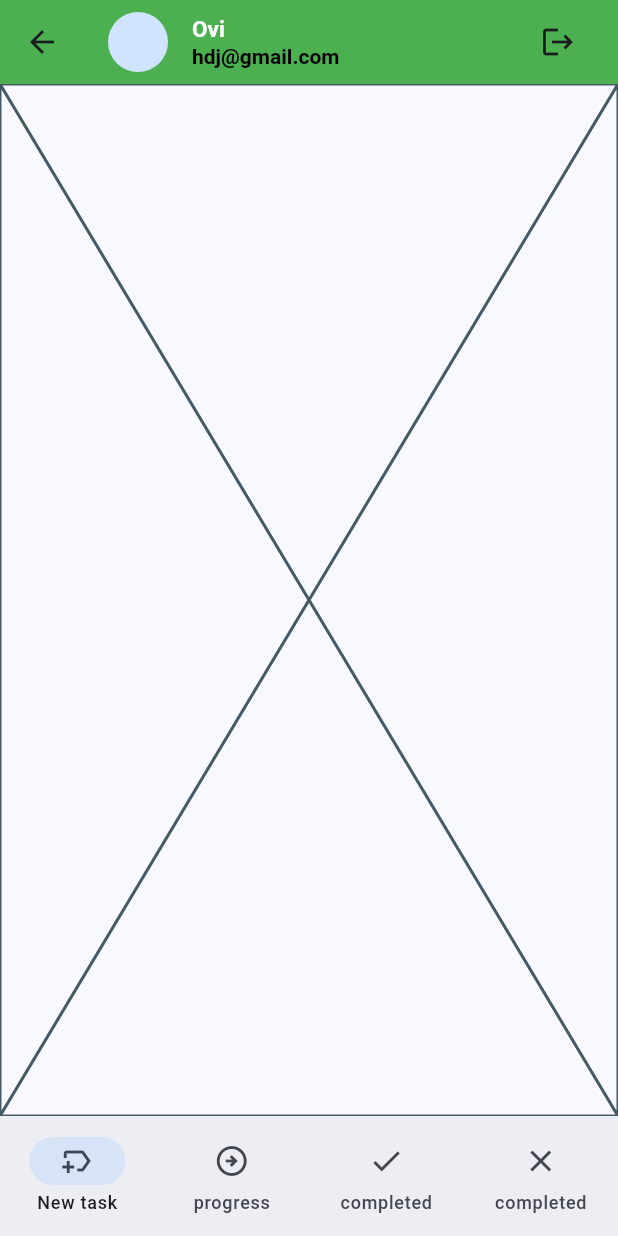
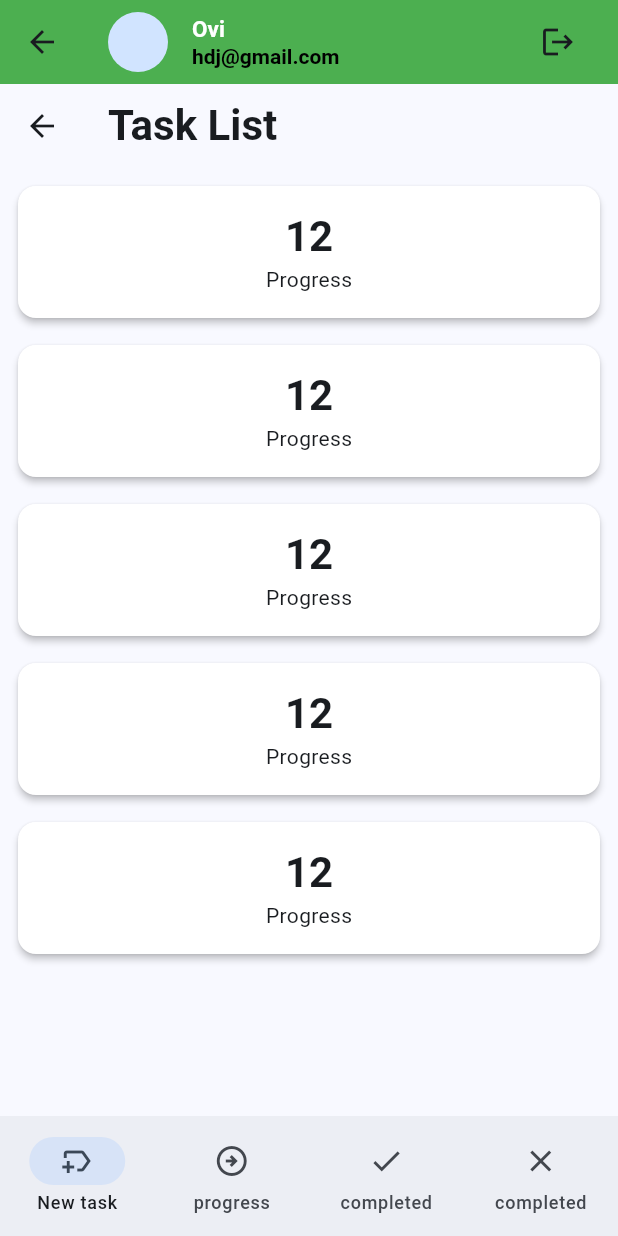
Before and after one commit to 0viKhan/task_manager, a Flutter app: the MainNavScreen screen opened directly, on a phone screen of 412 x 824 dp. Run offline on Flutter 3.47's test engine with Material 3 defaults, Android fonts, the phone set to English and light mode, and no system bars; our stand-ins replace flutter_svg; network calls fail.

Commit message:
Merge remote-tracking branch 'origin/main'
# Conflicts:
#	lib/design/app.dart
#	lib/screejn/set_passwrd.dart

```diff
--- a/lib/design/app.dart
+++ b/lib/design/app.dart
@@ -2,6 +2,7 @@
 import 'package:flutter/material.dart';
 import 'package:task_manager/screejn/Emal_Screen.dart';
 import 'package:task_manager/screejn/SignUp_screen.dart';
+import 'package:task_manager/screejn/main_nav_screen.dart';
 import 'package:task_manager/screejn/pin_verifiaction.dart';
 
 import 'package:task_manager/screejn/sign_In.dart';
@@ -72,6 +73,7 @@ class Taskmanager extends StatelessWidget {
         SignUp.name: (context) => SignUp(),
         EmailPage.name: (context) => EmailPage(),
         PinVerification.name: (context) => PinVerification(),
+        MainNavScreen.name: (context) => MainNavScreen(),
 
 
 
--- a/lib/screejn/main_nav_screen.dart
+++ b/lib/screejn/main_nav_screen.dart
@@ -1,7 +1,7 @@
 import 'package:flutter/cupertino.dart';
 import 'package:flutter/material.dart';
 import 'package:task_manager/design/widgets/tm_app_bar.dart';
-import 'package:task_manager/screejn/new_task_screen.dart';
+import 'package:task_manager/screejn/new_task_list_screen.dart';
 
 class MainNavScreen extends StatefulWidget {
   const MainNavScreen({super.key});
@@ -13,7 +13,7 @@ class MainNavScreen extends StatefulWidget {
 
 class _MainNavScreenState extends State<MainNavScreen> {
   List<Widget> _screen = [
-    NewTaskScreen()
+    NewTaskListScreen()
   ];
   int _selectedIndex = 0;
   @override
@@ -37,7 +37,8 @@ class _MainNavScreenState extends State<MainNavScreen> {
         NavigationDestination(
             icon: Icon(Icons.arrow_circle_right_outlined), label: 'progress'),
         NavigationDestination(icon: Icon(Icons.done), label: 'completed'),
-        NavigationDestination(icon: Icon(Icons.close), label: 'completed')
+        NavigationDestination(icon: Icon(Icons.close), label: 'completed'),
+
       ]),
     );
   }
--- /dev/null
+++ b/lib/screejn/new_task_list_screen.dart
@@ -0,0 +1,70 @@
+import 'package:flutter/cupertino.dart';
+import 'package:flutter/material.dart';
+
+class NewTaskListScreen extends StatefulWidget {
+  const NewTaskListScreen({super.key});
+
+  @override
+  State<NewTaskListScreen> createState() => _NewTaskListScreenState();
+}
+
+class _NewTaskListScreenState extends State<NewTaskListScreen> {
+  @override
+  Widget build(BuildContext context) {
+    return Scaffold(
+      appBar: AppBar(title: const Text('Task List')),
+      body: Padding(
+        padding: const EdgeInsets.all(8.0),
+        child: Column(
+          children: [
+            Expanded(
+              child: ListView.separated(
+                itemCount: 5, // example: 5 items
+                itemBuilder: (context, index) {
+                  return TaskCountSummary(
+                    title: 'Progress',
+                    count: 12,
+                  );
+                },
+                separatorBuilder: (context, index) {
+                  return const SizedBox(height: 10); // space between cards
+                },
+              ),
+            ),
+          ],
+        ),
+      ),
+    );
+  }
+}
+
+class TaskCountSummary extends StatelessWidget {
+  const TaskCountSummary({
+    super.key,
+    required this.title,
+    required this.count,
+  });
+
+  final String title;
+  final int count;
+
+  @override
+  Widget build(BuildContext context) {
+    return Card(
+      elevation: 2,
+      color: Colors.white,
+      child: Padding(
+        padding: const EdgeInsets.all(16.0),
+        child: Column(
+          children: [
+            Text(
+              '$count',
+              style: Theme.of(context).textTheme.titleLarge,
+            ),
+            Text(title),
+          ],
+        ),
+      ),
+    );
+  }
+}
--- a/lib/screejn/new_task_screen.dart
+++ /dev/null
@@ -1,15 +0,0 @@
-import 'package:flutter/cupertino.dart';
-
-class NewTaskScreen extends StatefulWidget {
-  const NewTaskScreen({super.key});
-
-  @override
-  State<NewTaskScreen> createState() => _NewTaskScreenState();
-}
-
-class _NewTaskScreenState extends State<NewTaskScreen> {
-  @override
-  Widget build(BuildContext context) {
-    return const Placeholder();
-  }
-}
```
